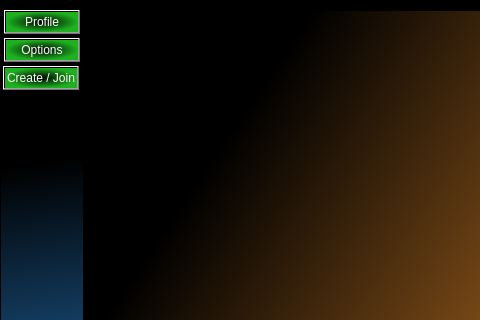
Before: the Qt Designer form messenger1/app.ui in Lucimad007/Messenger_sprites_6, drawn with Qt 5; both pictures show x 0 to 480 and y 0 to 320 of the 1000 by 600 pixel window.
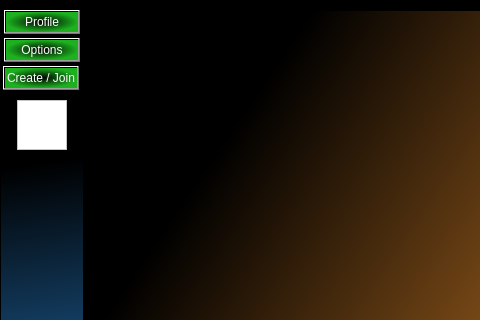
After: the same form once the commit is applied.

Commit message: Add contact widget, ui, event filter and its slot

What changed in the file:
```diff
--- a/messenger1/app.ui
+++ b/messenger1/app.ui
@@ -125,6 +125,19 @@
       <string>Create / Join</string>
      </property>
     </widget>
+    <widget class="QGraphicsView" name="addContactView">
+     <property name="geometry">
+      <rect>
+       <x>17</x>
+       <y>90</y>
+       <width>50</width>
+       <height>50</height>
+      </rect>
+     </property>
+     <property name="styleSheet">
+      <string notr="true">background:white;</string>
+     </property>
+    </widget>
    </widget>
    <widget class="QWidget" name="chatPrototypeWidget" native="true">
     <property name="geometry">
```
The commit also changes 6 other files.
